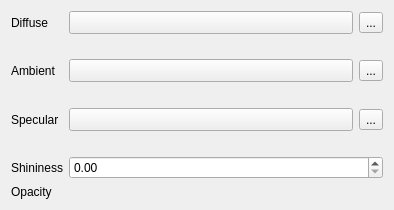
First picture: the form in src/ui/3d/phongmaterialwidget.ui, repository qgis/QGIS, before the edit.
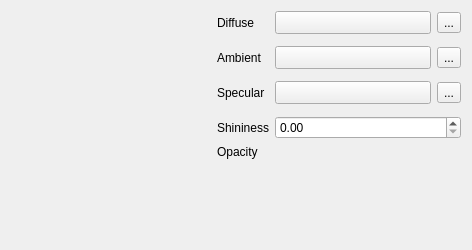
Second picture: the form after the edit. Custom widgets are drawn as their Qt base class.

Commit message: Show material previews in most material configuration widgets

Patch:
```diff
--- a/src/ui/3d/phongmaterialwidget.ui
+++ b/src/ui/3d/phongmaterialwidget.ui
@@ -6,35 +6,48 @@
    <rect>
     <x>0</x>
     <y>0</y>
-    <width>394</width>
-    <height>210</height>
+    <width>472</width>
+    <height>250</height>
    </rect>
   </property>
   <property name="windowTitle">
    <string notr="true">Form</string>
   </property>
   <layout class="QGridLayout" name="gridLayout">
-   <item row="4" column="0">
-    <widget class="QLabel" name="lblSpecular">
-     <property name="toolTip">
-      <string>Color of light reflecting from smooth surfaces.</string>
+   <item row="5" column="2">
+    <widget class="QgsPercentageWidget" name="mSpecularCoefficientWidget" native="true">
+     <property name="focusPolicy">
+      <enum>Qt::FocusPolicy::StrongFocus</enum>
      </property>
-     <property name="text">
-      <string>Specular</string>
+    </widget>
+   </item>
+   <item row="4" column="2">
+    <widget class="QgsColorButton" name="btnSpecular">
+     <property name="sizePolicy">
+      <sizepolicy hsizetype="Expanding" vsizetype="Fixed">
+       <horstretch>0</horstretch>
+       <verstretch>0</verstretch>
+      </sizepolicy>
      </property>
+     <property name="minimumSize">
+      <size>
+       <width>120</width>
+       <height>0</height>
+      </size>
+     </property>
     </widget>
    </item>
-   <item row="2" column="0">
-    <widget class="QLabel" name="lblAmbient">
+   <item row="0" column="1">
+    <widget class="QLabel" name="lblDiffuse">
      <property name="toolTip">
       <string>Color of light that is scattered around the entire scene.</string>
      </property>
      <property name="text">
-      <string>Ambient</string>
+      <string>Diffuse</string>
      </property>
     </widget>
    </item>
-   <item row="6" column="0">
+   <item row="6" column="1">
     <widget class="QLabel" name="lblShininess">
      <property name="toolTip">
       <string>How shiny smooth surfaces are.</string>
@@ -44,84 +57,14 @@
      </property>
     </widget>
    </item>
-   <item row="2" column="1">
-    <widget class="QgsColorButton" name="btnAmbient">
-     <property name="sizePolicy">
-      <sizepolicy hsizetype="Expanding" vsizetype="Fixed">
-       <horstretch>0</horstretch>
-       <verstretch>0</verstretch>
-      </sizepolicy>
-     </property>
-     <property name="minimumSize">
-      <size>
-       <width>120</width>
-       <height>0</height>
-      </size>
-     </property>
-    </widget>
-   </item>
-   <item row="1" column="1">
-    <widget class="QgsPercentageWidget" name="mDiffuseCoefficientWidget" native="true">
-     <property name="focusPolicy">
-      <enum>Qt::StrongFocus</enum>
-     </property>
-    </widget>
-   </item>
-   <item row="3" column="1">
-    <widget class="QgsPercentageWidget" name="mAmbientCoefficientWidget" native="true">
-     <property name="focusPolicy">
-      <enum>Qt::StrongFocus</enum>
-     </property>
-    </widget>
-   </item>
-   <item row="0" column="2">
+   <item row="0" column="3">
     <widget class="QgsPropertyOverrideButton" name="mDiffuseDataDefinedButton">
      <property name="text">
       <string>...</string>
      </property>
     </widget>
    </item>
-   <item row="0" column="0">
-    <widget class="QLabel" name="lblDiffuse">
-     <property name="toolTip">
-      <string>Color of light reflected from rough surfaces.</string>
-     </property>
-     <property name="text">
-      <string>Diffuse</string>
-     </property>
-    </widget>
-   </item>
-   <item row="4" column="2">
-    <widget class="QgsPropertyOverrideButton" name="mSpecularDataDefinedButton">
-     <property name="text">
-      <string>...</string>
-     </property>
-    </widget>
-   </item>
-   <item row="7" column="0">
-    <widget class="QLabel" name="mLblOpacity">
-     <property name="text">
-      <string>Opacity</string>
-     </property>
-    </widget>
-   </item>
-   <item row="0" column="1">
-    <widget class="QgsColorButton" name="btnDiffuse">
-     <property name="sizePolicy">
-      <sizepolicy hsizetype="Expanding" vsizetype="Fixed">
-       <horstretch>0</horstretch>
-       <verstretch>0</verstretch>
-      </sizepolicy>
-     </property>
-     <property name="minimumSize">
-      <size>
-       <width>120</width>
-       <height>0</height>
-      </size>
-     </property>
-    </widget>
-   </item>
-   <item row="2" column="2">
+   <item row="2" column="3">
     <widget class="QgsPropertyOverrideButton" name="mAmbientDataDefinedButton">
      <property name="text">
       <string>...</string>
@@ -129,39 +72,119 @@
     </widget>
    </item>
    <item row="4" column="1">
-    <widget class="QgsColorButton" name="btnSpecular">
-     <property name="sizePolicy">
-      <sizepolicy hsizetype="Expanding" vsizetype="Fixed">
-       <horstretch>0</horstretch>
-       <verstretch>0</verstretch>
-      </sizepolicy>
+    <widget class="QLabel" name="lblSpecular">
+     <property name="toolTip">
+      <string>Color of light reflecting from smooth surfaces.</string>
      </property>
-     <property name="minimumSize">
-      <size>
-       <width>120</width>
-       <height>0</height>
-      </size>
+     <property name="text">
+      <string>Specular</string>
      </property>
     </widget>
    </item>
-   <item row="7" column="1" colspan="2">
-    <widget class="QgsOpacityWidget" name="mOpacityWidget" native="true">
-     <property name="focusPolicy">
-      <enum>Qt::StrongFocus</enum>
-     </property>
-    </widget>
-   </item>
-   <item row="6" column="1" colspan="2">
+   <item row="6" column="2" colspan="2">
     <widget class="QgsDoubleSpinBox" name="spinShininess">
      <property name="maximum">
       <double>1000.000000000000000</double>
      </property>
     </widget>
    </item>
-   <item row="5" column="1">
-    <widget class="QgsPercentageWidget" name="mSpecularCoefficientWidget" native="true">
+   <item row="2" column="2">
+    <widget class="QgsColorButton" name="btnAmbient">
+     <property name="sizePolicy">
+      <sizepolicy hsizetype="Expanding" vsizetype="Fixed">
+       <horstretch>0</horstretch>
+       <verstretch>0</verstretch>
+      </sizepolicy>
+     </property>
+     <property name="minimumSize">
+      <size>
+       <width>120</width>
+       <height>0</height>
+      </size>
+     </property>
+    </widget>
+   </item>
+   <item row="7" column="1">
+    <widget class="QLabel" name="mLblOpacity">
+     <property name="text">
+      <string>Opacity</string>
+     </property>
+    </widget>
+   </item>
+   <item row="1" column="2">
+    <widget class="QgsPercentageWidget" name="mDiffuseCoefficientWidget" native="true">
      <property name="focusPolicy">
-      <enum>Qt::StrongFocus</enum>
+      <enum>Qt::FocusPolicy::StrongFocus</enum>
+     </property>
+    </widget>
+   </item>
+   <item row="7" column="2" colspan="2">
+    <widget class="QgsOpacityWidget" name="mOpacityWidget" native="true">
+     <property name="focusPolicy">
+      <enum>Qt::FocusPolicy::StrongFocus</enum>
+     </property>
+    </widget>
+   </item>
+   <item row="3" column="2">
+    <widget class="QgsPercentageWidget" name="mAmbientCoefficientWidget" native="true">
+     <property name="focusPolicy">
+      <enum>Qt::FocusPolicy::StrongFocus</enum>
+     </property>
+    </widget>
+   </item>
+   <item row="4" column="3">
+    <widget class="QgsPropertyOverrideButton" name="mSpecularDataDefinedButton">
+     <property name="text">
+      <string>...</string>
+     </property>
+    </widget>
+   </item>
+   <item row="2" column="1">
+    <widget class="QLabel" name="lblAmbient">
+     <property name="toolTip">
+      <string>Color of light that is scattered around the entire scene.</string>
+     </property>
+     <property name="text">
+      <string>Ambient</string>
+     </property>
+    </widget>
+   </item>
+   <item row="0" column="2">
+    <widget class="QgsColorButton" name="btnDiffuse">
+     <property name="sizePolicy">
+      <sizepolicy hsizetype="Expanding" vsizetype="Fixed">
+       <horstretch>0</horstretch>
+       <verstretch>0</verstretch>
+      </sizepolicy>
+     </property>
+     <property name="minimumSize">
+      <size>
+       <width>120</width>
+       <height>0</height>
+      </size>
+     </property>
+    </widget>
+   </item>
+   <item row="8" column="2">
+    <spacer name="verticalSpacer">
+     <property name="orientation">
+      <enum>Qt::Orientation::Vertical</enum>
+     </property>
+     <property name="sizeHint" stdset="0">
+      <size>
+       <width>20</width>
+       <height>40</height>
+      </size>
+     </property>
+    </spacer>
+   </item>
+   <item row="0" column="0" rowspan="9">
+    <widget class="QgsMaterialPreviewWidget" name="mPreviewWidget" native="true">
+     <property name="minimumSize">
+      <size>
+       <width>200</width>
+       <height>200</height>
+      </size>
      </property>
     </widget>
    </item>
@@ -196,6 +219,12 @@
    <header>qgspercentagewidget.h</header>
    <container>1</container>
   </customwidget>
+  <customwidget>
+   <class>QgsMaterialPreviewWidget</class>
+   <extends>QWidget</extends>
+   <header>qgsmaterialpreviewwidget.h</header>
+   <container>1</container>
+  </customwidget>
  </customwidgets>
  <tabstops>
   <tabstop>btnDiffuse</tabstop>
```
Left out of the diff: 2 changed lines with no effect on the pictures. The commit also changes 16 other files.
